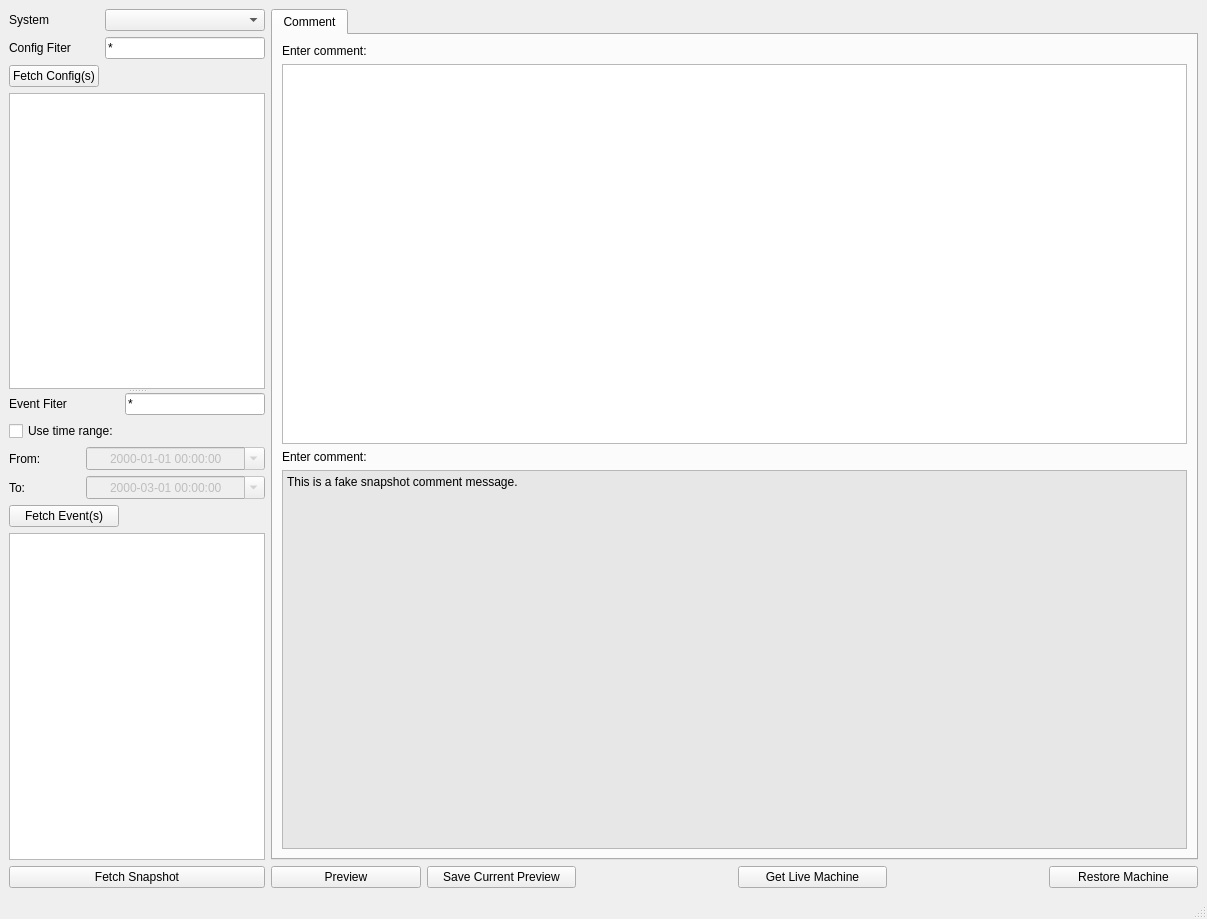
Qt form python/src/client/ui/ui_masar.ui (epics-base/masarService) before a commit.
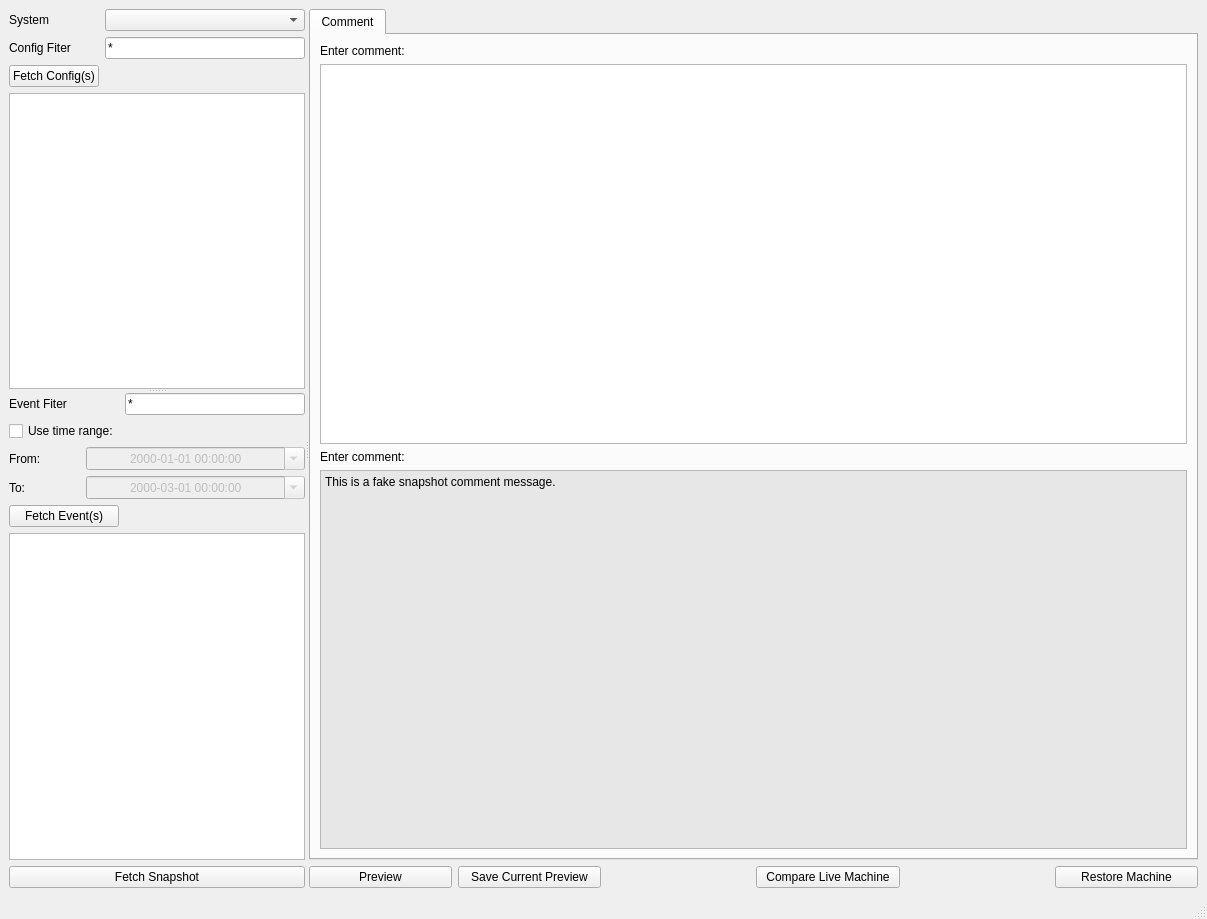
The same form after that commit.

```diff
--- a/python/src/client/ui/ui_masar.ui
+++ b/python/src/client/ui/ui_masar.ui
@@ -14,8 +14,12 @@
    <string>MASAR Viewer</string>
   </property>
   <widget class="QWidget" name="mainwidget">
-   <layout class="QHBoxLayout" name="horizontalLayout_2">
+   <layout class="QVBoxLayout" name="verticalLayout_2">
     <item>
+     <widget class="QSplitter" name="splitter">
+      <property name="orientation">
+       <enum>Qt::Horizontal</enum>
+      </property>
      <widget class="QSplitter" name="configEventSplitter">
       <property name="sizePolicy">
        <sizepolicy hsizetype="Fixed" vsizetype="Expanding">
@@ -205,8 +209,7 @@
        </layout>
       </widget>
      </widget>
-    </item>
-    <item>
+      <widget class="QWidget" name="">
      <layout class="QVBoxLayout" name="verticalLayout">
       <item>
        <widget class="QTabWidget" name="snapshotTabWidget">
@@ -330,7 +333,7 @@
         <item>
          <widget class="QPushButton" name="getLiveMachineButton">
           <property name="text">
-           <string>Get Live Machine</string>
+             <string>Compare Live Machine</string>
           </property>
          </widget>
         </item>
@@ -351,6 +354,8 @@
        </layout>
       </item>
      </layout>
+      </widget>
+     </widget>
     </item>
    </layout>
   </widget>
```
Lines whose indentation alone changed are shown as unchanged.
